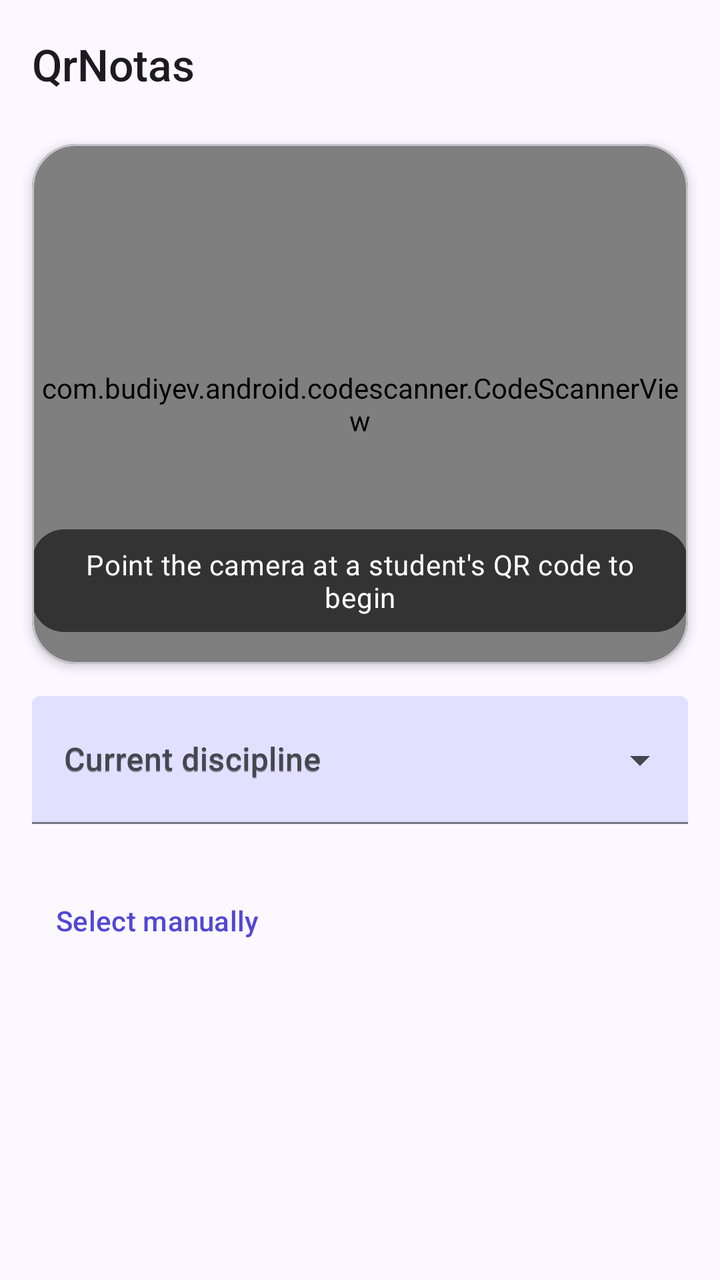
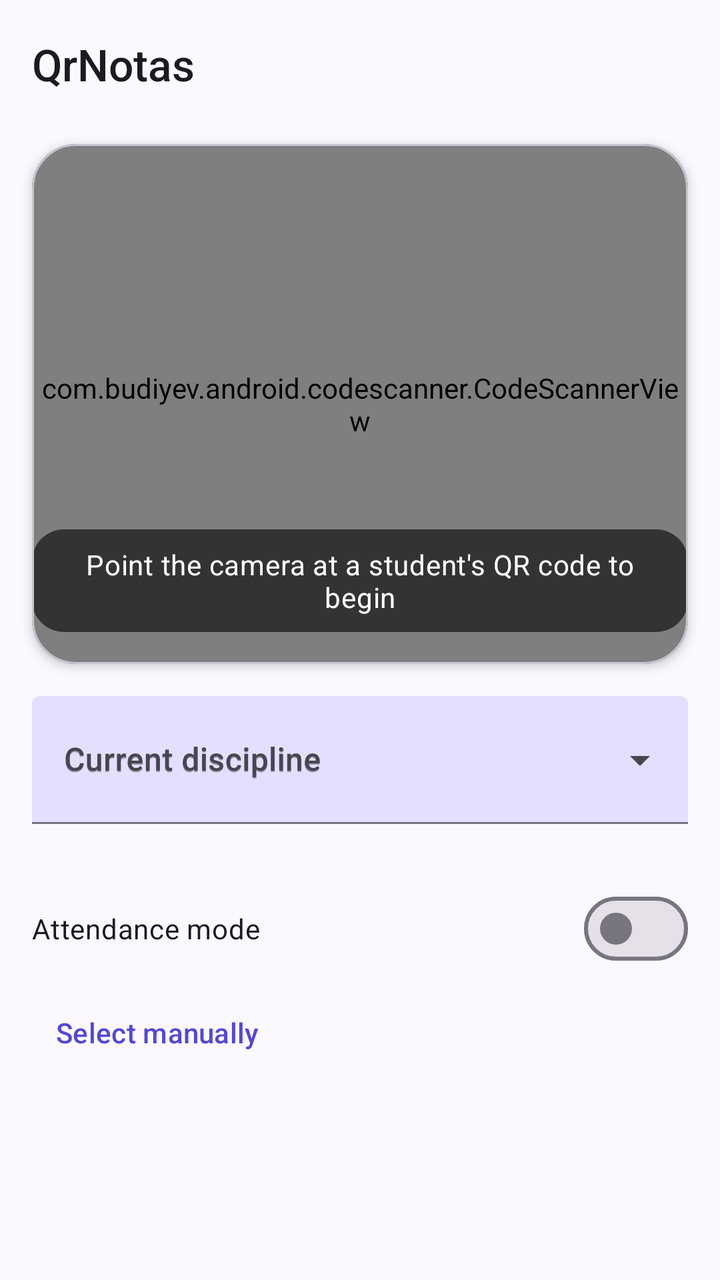

The first picture is an Android layout as it rendered before a commit; the second is the same layout after the commit. The layout source and the unified diff follow.
<!-- AndroidManifest.xml: application theme Theme.QrGrades -->
<!-- res/layout/fragment_scan.xml -->
<?xml version="1.0" encoding="utf-8"?>
<androidx.constraintlayout.widget.ConstraintLayout xmlns:android="http://schemas.android.com/apk/res/android"
    xmlns:app="http://schemas.android.com/apk/res-auto"
    xmlns:tools="http://schemas.android.com/tools"
    android:layout_width="match_parent"
    android:layout_height="match_parent"
    android:background="?attr/colorSurface">

    <com.google.android.material.appbar.MaterialToolbar
        android:id="@+id/toolbar"
        android:layout_width="0dp"
        android:layout_height="?attr/actionBarSize"
        android:background="?attr/colorSurface"
        app:layout_constraintEnd_toEndOf="parent"
        app:layout_constraintStart_toStartOf="parent"
        app:layout_constraintTop_toTopOf="parent"
        app:title="@string/app_name"
        app:titleTextAppearance="@style/TextAppearance.QrGrades.TitleLarge" />

    
    <androidx.core.widget.NestedScrollView
        android:layout_width="0dp"
        android:layout_height="0dp"
        app:layout_constraintBottom_toBottomOf="parent"
        app:layout_constraintEnd_toEndOf="parent"
        app:layout_constraintStart_toStartOf="parent"
        app:layout_constraintTop_toBottomOf="@id/toolbar">

        <androidx.constraintlayout.widget.ConstraintLayout
            android:layout_width="match_parent"
            android:layout_height="wrap_content">

            <com.google.android.material.card.MaterialCardView
                android:id="@+id/scannerCard"
                android:layout_width="0dp"
                android:layout_height="260dp"
                android:layout_marginStart="@dimen/spacing_md"
                android:layout_marginTop="@dimen/spacing_sm"
                android:layout_marginEnd="@dimen/spacing_md"
                app:cardCornerRadius="@dimen/corner_radius_lg"
                app:cardElevation="@dimen/elevation_card"
                app:layout_constraintEnd_toEndOf="parent"
                app:layout_constraintStart_toStartOf="parent"
                app:layout_constraintTop_toTopOf="parent">

                <com.budiyev.android.codescanner.CodeScannerView
                    android:id="@+id/scnView"
                    android:layout_width="match_parent"
                    android:layout_height="match_parent"
                    app:autoFocusButtonVisible="true"
                    app:flashButtonVisible="true"
                    app:frameColor="?attr/colorPrimary"
                    app:frameCornersRadius="24dp"
                    app:frameCornersSize="32dp"
                    app:frameSize="0.75"
                    app:frameThickness="3dp"
                    app:maskColor="#99000000" />

                
                <TextView
                    android:id="@+id/txtScanHint"
                    android:layout_width="wrap_content"
                    android:layout_height="wrap_content"
                    android:layout_gravity="bottom|center_horizontal"
                    android:layout_marginBottom="@dimen/spacing_md"
                    android:background="@drawable/bg_scan_hint_chip"
                    android:gravity="center"
                    android:paddingHorizontal="@dimen/spacing_md"
                    android:paddingVertical="@dimen/spacing_sm"
                    android:text="@string/scan_hint"
                    android:textAppearance="@style/TextAppearance.QrGrades.BodyMedium"
                    android:textColor="#FFFFFFFF" />

                <LinearLayout
                    android:id="@+id/cameraPermissionOverlay"
                    android:layout_width="match_parent"
                    android:layout_height="match_parent"
                    android:background="?attr/colorSurfaceVariant"
                    android:gravity="center"
                    android:orientation="vertical"
                    android:padding="@dimen/spacing_lg"
                    android:visibility="gone">

                    <ImageView
                        android:layout_width="40dp"
                        android:layout_height="40dp"
                        android:contentDescription="@null"
                        android:src="@drawable/ic_camera"
                        app:tint="?attr/colorOnSurfaceVariant" />

                    <TextView
                        android:layout_width="wrap_content"
                        android:layout_height="wrap_content"
                        android:layout_marginTop="@dimen/spacing_sm"
                        android:gravity="center"
                        android:text="@string/camera_permission_rationale"
                        android:textAppearance="@style/TextAppearance.QrGrades.BodyMedium"
                        android:textColor="?attr/colorOnSurfaceVariant" />

                    <com.google.android.material.button.MaterialButton
                        android:id="@+id/btnGrantCameraPermission"
                        android:layout_width="wrap_content"
                        android:layout_height="wrap_content"
                        android:layout_marginTop="@dimen/spacing_md"
                        android:text="@string/grant_permission" />

                </LinearLayout>

            </com.google.android.material.card.MaterialCardView>

            <com.google.android.material.textfield.TextInputLayout
                android:id="@+id/disciplineInputLayout"
                style="@style/Widget.Material3.TextInputLayout.FilledBox.ExposedDropdownMenu"
                android:layout_width="0dp"
                android:layout_height="wrap_content"
                android:layout_marginStart="@dimen/spacing_md"
                android:layout_marginTop="@dimen/spacing_md"
                android:layout_marginEnd="@dimen/spacing_md"
                android:hint="@string/current_discipline_label"
                app:boxBackgroundColor="?attr/colorPrimaryContainer"
                app:errorEnabled="true"
                app:hintTextColor="?attr/colorOnPrimaryContainer"
                app:layout_constraintEnd_toEndOf="parent"
                app:layout_constraintStart_toStartOf="parent"
                app:layout_constraintTop_toBottomOf="@id/scannerCard">

                <AutoCompleteTextView
                    android:id="@+id/dropdownDiscipline"
                    android:layout_width="match_parent"
                    android:layout_height="wrap_content"
                    android:minHeight="64dp"
                    android:hint="@string/current_discipline_label"
                    android:inputType="none"
                    android:paddingTop="@dimen/spacing_md"
                    android:paddingBottom="@dimen/spacing_md"
                    android:textAppearance="@style/TextAppearance.QrGrades.TitleMedium"
                    android:textColor="?attr/colorOnPrimaryContainer" />

            </com.google.android.material.textfield.TextInputLayout>

            <com.google.android.material.button.MaterialButton
                android:id="@+id/btnPickManually"
                style="@style/Widget.Material3.Button.TextButton"
                android:layout_width="wrap_content"
                android:layout_height="wrap_content"
                android:layout_marginStart="@dimen/spacing_md"
                android:layout_marginTop="@dimen/spacing_xs"
                android:layout_marginBottom="@dimen/spacing_md"
                android:text="@string/pick_manually"
                app:layout_constraintBottom_toBottomOf="parent"
                app:layout_constraintStart_toStartOf="parent"
                app:layout_constraintTop_toBottomOf="@id/disciplineInputLayout" />

        </androidx.constraintlayout.widget.ConstraintLayout>

    </androidx.core.widget.NestedScrollView>

    <com.google.android.material.card.MaterialCardView
        android:id="@+id/addPointsOverlay"
        android:layout_width="0dp"
        android:layout_height="0dp"
        android:alpha="0"
        android:visibility="gone"
        app:cardBackgroundColor="?attr/colorSurface"
        app:cardCornerRadius="0dp"
        app:cardElevation="@dimen/elevation_raised"
        app:layout_constraintBottom_toBottomOf="parent"
        app:layout_constraintEnd_toEndOf="parent"
        app:layout_constraintStart_toStartOf="parent"
        app:layout_constraintTop_toBottomOf="@id/toolbar">

        <androidx.core.widget.NestedScrollView
            android:layout_width="match_parent"
            android:layout_height="match_parent">

            <LinearLayout
                android:id="@+id/contentGroup"
                android:layout_width="match_parent"
                android:layout_height="wrap_content"
                android:gravity="center_horizontal"
                android:orientation="vertical"
                android:padding="@dimen/spacing_lg">

                <com.google.android.material.imageview.ShapeableImageView
                    android:id="@+id/imgPhoto"
                    android:layout_width="@dimen/avatar_size"
                    android:layout_height="@dimen/avatar_size"
                    android:contentDescription="@string/student_photo_text2"
                    android:scaleType="centerCrop"
                    android:src="@drawable/ic_person"
                    app:shapeAppearanceOverlay="@style/ShapeAppearance.QrGrades.Circle"
                    app:strokeColor="?attr/colorOutline"
                    app:strokeWidth="1dp" />

                <TextView
                    android:id="@+id/txtName"
                    android:layout_width="wrap_content"
                    android:layout_height="wrap_content"
                    android:layout_marginTop="@dimen/spacing_sm"
                    android:textAppearance="@style/TextAppearance.QrGrades.TitleLarge"
                    android:textColor="?attr/colorOnSurface" />

                <TextView
                    android:id="@+id/txtCurrentPoints"
                    android:layout_width="wrap_content"
                    android:layout_height="wrap_content"
                    android:layout_marginTop="@dimen/spacing_md"
                    android:textAppearance="@style/TextAppearance.QrGrades.HeadlineSmall"
                    android:textColor="?attr/colorTertiary" />

                <TextView
                    android:layout_width="wrap_content"
                    android:layout_height="wrap_content"
                    android:text="@string/current_points_label"
                    android:textAppearance="@style/TextAppearance.QrGrades.LabelLarge"
                    android:textColor="?attr/colorOnSurfaceVariant" />

                <LinearLayout
                    android:id="@+id/goalsContainer"
                    android:layout_width="match_parent"
                    android:layout_height="wrap_content"
                    android:layout_marginTop="@dimen/spacing_md"
                    android:orientation="vertical" />

                <LinearLayout
                    android:layout_width="wrap_content"
                    android:layout_height="wrap_content"
                    android:layout_marginTop="@dimen/spacing_md"
                    android:gravity="center_vertical"
                    android:orientation="horizontal">

                    <com.google.android.material.floatingactionbutton.FloatingActionButton
                        android:id="@+id/btnLess"
                        style="@style/Widget.Material3.FloatingActionButton.Small.Secondary"
                        android:layout_width="wrap_content"
                        android:layout_height="wrap_content"
                        android:contentDescription="@string/sub_button"
                        android:src="@drawable/ic_minus"
                        app:backgroundTint="?attr/colorSecondaryContainer"
                        app:tint="?attr/colorOnSecondaryContainer" />

                    <TextView
                        android:id="@+id/txtPoints"
                        android:layout_width="72dp"
                        android:layout_height="wrap_content"
                        android:gravity="center"
                        android:text="@string/initial_points"
                        android:textAppearance="@style/TextAppearance.QrGrades.HeadlineMedium"
                        android:textColor="?attr/colorTertiary" />

                    <com.google.android.material.floatingactionbutton.FloatingActionButton
                        android:id="@+id/btnPlus"
                        style="@style/Widget.Material3.FloatingActionButton.Small.Primary"
                        android:layout_width="wrap_content"
                        android:layout_height="wrap_content"
                        android:contentDescription="@string/add_button"
                        android:src="@drawable/ic_plus" />

                </LinearLayout>

                <com.google.android.material.button.MaterialButton
                    android:id="@+id/btnContinue"
                    android:layout_width="match_parent"
                    android:layout_height="@dimen/cta_height"
                    android:layout_marginTop="@dimen/spacing_md"
                    android:text="@string/continue_button"
                    app:icon="@drawable/ic_check"
                    app:iconGravity="textStart" />

            </LinearLayout>

        </androidx.core.widget.NestedScrollView>

    </com.google.android.material.card.MaterialCardView>

</androidx.constraintlayout.widget.ConstraintLayout>
<!-- resources referenced by this layout -->
<resources>
  <dimen name="avatar_size">96dp</dimen>
  <dimen name="corner_radius_lg">22dp</dimen>
  <dimen name="cta_height">56dp</dimen>
  <dimen name="elevation_card">3dp</dimen>
  <dimen name="elevation_raised">12dp</dimen>
  <dimen name="spacing_lg">24dp</dimen>
  <dimen name="spacing_md">16dp</dimen>
  <dimen name="spacing_sm">8dp</dimen>
  <dimen name="spacing_xs">4dp</dimen>
  <string name="add_button">Add</string>
  <string name="app_name">QrNotas</string>
  <string name="camera_permission_rationale">"Camera access is needed to scan QR codes."</string>
  <string name="continue_button">Continue</string>
  <string name="current_discipline_label">Current discipline</string>
  <string name="current_points_label">Current points</string>
  <string name="grant_permission">Grant permission</string>
  <string name="initial_points">1</string>
  <string name="pick_manually">Select manually</string>
  <string name="scan_hint">Point the camera at a student\'s QR code to begin</string>
  <string name="student_photo_text2">Student photo</string>
  <string name="sub_button">Sub</string>
  <style name="ShapeAppearance.QrGrades.Circle" parent="">
          <item name="cornerFamily">rounded</item>
          <item name="cornerSize">50%</item>
      </style>
  <style name="TextAppearance.QrGrades.BodyMedium" parent="TextAppearance.Material3.BodyMedium" />
  <style name="TextAppearance.QrGrades.LabelLarge" parent="TextAppearance.Material3.LabelLarge">
          <item name="android:fontFamily">sans-serif-medium</item>
          <item name="fontFamily">sans-serif-medium</item>
      </style>
  <style name="TextAppearance.QrGrades.TitleLarge" parent="TextAppearance.Material3.TitleLarge">
          <item name="android:fontFamily">sans-serif-medium</item>
          <item name="fontFamily">sans-serif-medium</item>
      </style>
  <color name="md_primary">#5347D6</color>
  <color name="md_on_primary">#FFFFFF</color>
  <color name="md_primary_container">#E3DFFF</color>
  <color name="md_on_primary_container">#130060</color>
  <color name="md_secondary">#39665F</color>
  <color name="md_on_secondary">#FFFFFF</color>
  <color name="md_secondary_container">#BCECE3</color>
  <color name="md_on_secondary_container">#00201C</color>
  <color name="md_tertiary">#8F5B00</color>
  <color name="md_on_tertiary">#FFFFFF</color>
  <color name="md_tertiary_container">#FFDEA1</color>
  <color name="md_on_tertiary_container">#2B1800</color>
  <color name="md_error">#BA1A1A</color>
  <color name="md_on_error">#FFFFFF</color>
  <color name="md_error_container">#FFDAD6</color>
  <color name="md_on_error_container">#410002</color>
  <color name="md_success">#1E8E5B</color>
  <color name="md_on_success">#FFFFFF</color>
  <color name="md_success_container">#B6F2D1</color>
  <color name="md_on_success_container">#00210F</color>
  <color name="md_background">#FBF8FF</color>
  <color name="md_on_background">#1B1B23</color>
  <color name="md_surface">#FBF8FF</color>
  <color name="md_on_surface">#1B1B23</color>
  <color name="md_surface_variant">#E4E0EC</color>
  <color name="md_on_surface_variant">#46464F</color>
  <color name="md_outline">#777680</color>
  <color name="md_outline_variant">#C7C5D0</color>
  <color name="md_surface_container">#F0EDF7</color>
  <color name="md_surface_container_high">#EAE7F2</color>
  <style name="ShapeAppearance.QrGrades.Small" parent="ShapeAppearance.Material3.Corner.Small">
          <item name="cornerSize">10dp</item>
      </style>
  <style name="ShapeAppearance.QrGrades.Medium" parent="ShapeAppearance.Material3.Corner.Medium">
          <item name="cornerSize">16dp</item>
      </style>
  <style name="ShapeAppearance.QrGrades.Large" parent="ShapeAppearance.Material3.Corner.Large">
          <item name="cornerSize">22dp</item>
      </style>
  <!-- unchanged entries left out for length: 10 -->
</resources>

<!-- the commit's change to res/layout/fragment_scan.xml (unified diff, before → after) -->
@@ -148,6 +148,21 @@
                 android:layout_marginBottom="@dimen/spacing_md"
                 android:text="@string/pick_manually"
                 app:layout_constraintBottom_toBottomOf="parent"
+                app:layout_constraintStart_toStartOf="parent"
+                app:layout_constraintTop_toBottomOf="@id/switchAttendanceMode" />
+
+            
+            <com.google.android.material.materialswitch.MaterialSwitch
+                android:id="@+id/switchAttendanceMode"
+                android:layout_width="0dp"
+                android:layout_height="wrap_content"
+                android:layout_marginStart="@dimen/spacing_md"
+                android:layout_marginTop="@dimen/spacing_sm"
+                android:layout_marginEnd="@dimen/spacing_md"
+                android:minHeight="48dp"
+                android:text="@string/attendance_mode"
+                android:textAppearance="@style/TextAppearance.QrGrades.BodyMedium"
+                app:layout_constraintEnd_toEndOf="parent"
                 app:layout_constraintStart_toStartOf="parent"
                 app:layout_constraintTop_toBottomOf="@id/disciplineInputLayout" />
 
<!-- resource entries referenced after the edit -->
@@ -11,6 +11,7 @@
   <dimen name="spacing_xs">4dp</dimen>
   <string name="add_button">Add</string>
   <string name="app_name">QrNotas</string>
+  <string name="attendance_mode">Attendance mode</string>
   <string name="camera_permission_rationale">"Camera access is needed to scan QR codes."</string>
   <string name="continue_button">Continue</string>
   <string name="current_discipline_label">Current discipline</string>
